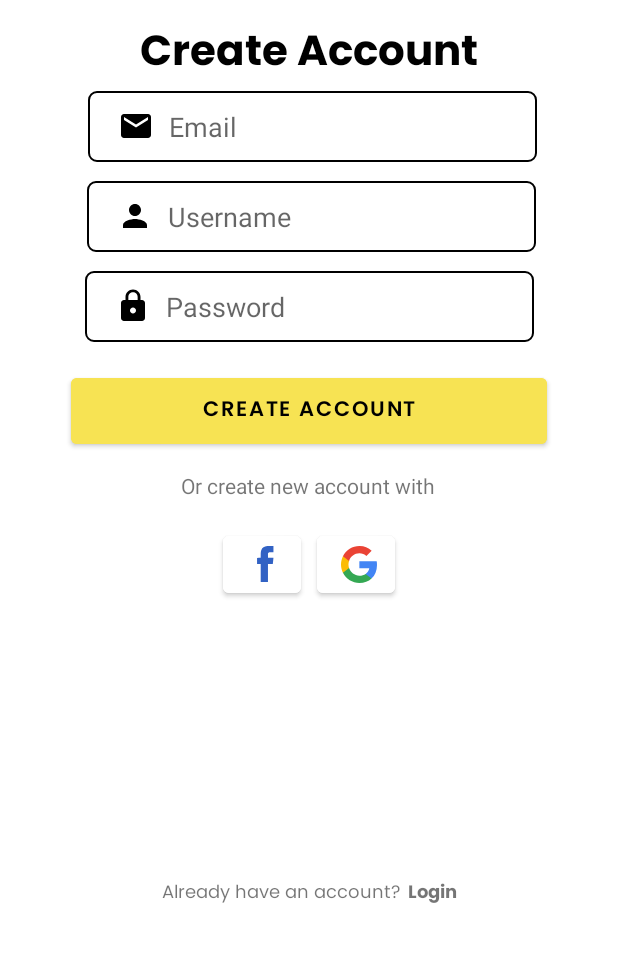
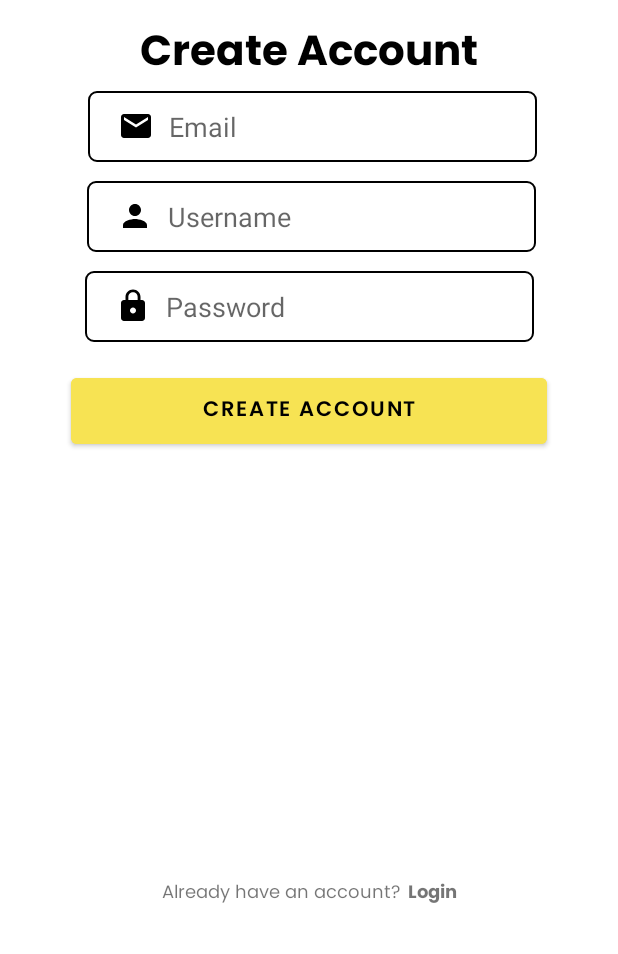
Before and after one commit to maulana2468/bloom-native, an Android app: the CreateNewAcc screen opened directly, with no data from a screen before it, on a phone screen of 412 x 824 dp, the part 282-1236 px from its top. Run offline under Robolectric (Android 15) with nearby library versions, the phone set to English and light mode, and no system bars; our stand-ins replace Firebase (no records; nobody signed in at launch, a user with empty details on screens opened directly).

Commit message:
hapus login with di createnewacc

```diff
--- a/app/src/main/res/layout/activity_create_new_acc.xml
+++ b/app/src/main/res/layout/activity_create_new_acc.xml
@@ -124,46 +124,6 @@
         app:layout_constraintTop_toBottomOf="@+id/inputPassword2" />
 
 
-    <TextView
-        android:id="@+id/loginWith"
-        android:layout_width="wrap_content"
-        android:layout_height="wrap_content"
-        android:layout_marginStart="166dp"
-        android:layout_marginTop="12dp"
-        android:layout_marginEnd="167dp"
-        android:text="@string/or_create_new_account_with"
-        app:layout_constraintEnd_toEndOf="parent"
-        app:layout_constraintStart_toStartOf="parent"
-        app:layout_constraintTop_toBottomOf="@+id/createacc" />
-
-    <LinearLayout
-        app:layout_constraintTop_toBottomOf="@+id/loginWith"
-        android:layout_width="wrap_content"
-        android:layout_height="wrap_content"
-        android:layout_marginTop="18dp"
-        app:layout_constraintStart_toStartOf="parent"
-        app:layout_constraintEnd_toEndOf="parent"
-        android:orientation="horizontal">
-
-        <Button
-            android:id="@+id/buttonFacebook"
-            android:layout_width="52dp"
-            android:layout_height="50dp"
-            android:layout_marginHorizontal="5dp"
-            android:backgroundTint="@color/white"
-            android:drawableLeft="@drawable/ic_facebook"
-            />
-
-        <Button
-            android:id="@+id/buttonGoogle"
-            android:layout_width="52dp"
-            android:layout_height="50dp"
-            android:layout_marginHorizontal="5dp"
-            android:backgroundTint="@color/white"
-            android:drawableLeft="@drawable/ic_google" />
-
-    </LinearLayout>
-
     <LinearLayout
         android:layout_width="wrap_content"
         android:layout_height="wrap_content"
```
